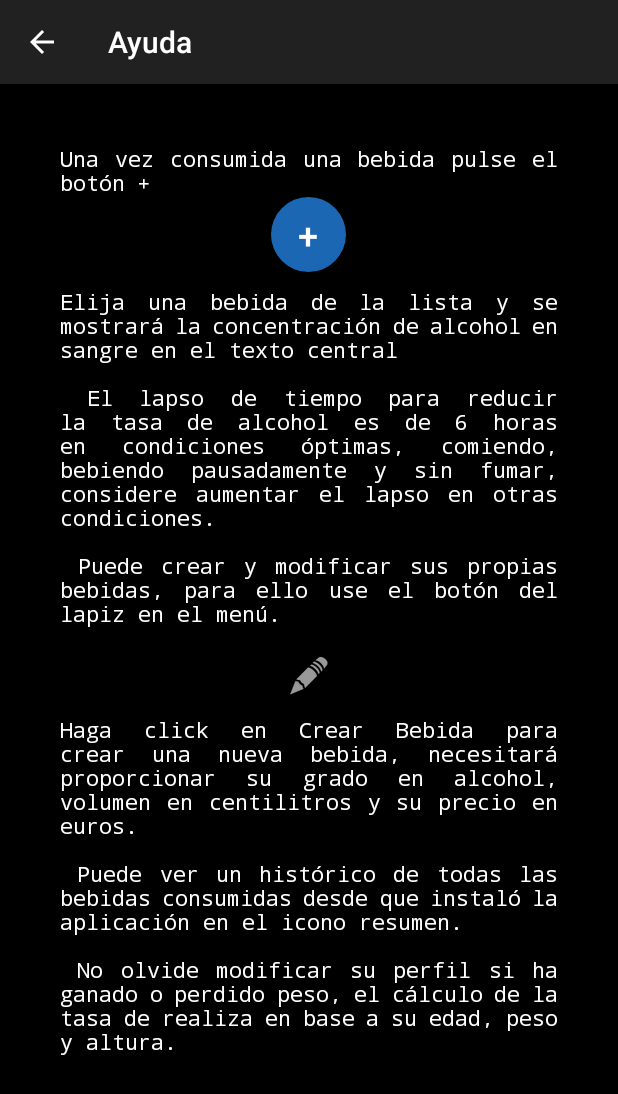
After one commit to Manolek1975/CuentaCopas, an Android app: the Help screen opened directly, with no data from a screen before it, on a phone screen of 412 x 824 dp. The commit adds this screen. Shown: the top 1094 px of the screen. Run offline under Robolectric (Android 15) with nearby library versions, the phone set to English and light mode, and no system bars.

Commit message:
Help layout

```diff
--- a/app/src/main/AndroidManifest.xml
+++ b/app/src/main/AndroidManifest.xml
@@ -54,6 +54,11 @@
             android:parentActivityName=".MainActivity"
             android:theme="@style/Theme.AppCompat.DayNight.DarkActionBar" />
 
+        <activity android:name=".Help"
+            android:label="@string/menu_help"
+            android:parentActivityName=".MainActivity"
+            android:theme="@style/Theme.AppCompat.DayNight.DarkActionBar" />
+
         <activity android:name=".Info"
             android:label="@string/menu_info"
             android:parentActivityName=".MainActivity"
--- /dev/null
+++ b/app/src/main/java/com/copas/Help.java
@@ -0,0 +1,15 @@
+package com.copas;
+
+import android.os.Bundle;
+
+import androidx.appcompat.app.AppCompatActivity;
+
+public class Help extends AppCompatActivity {
+
+    @Override
+    protected void onCreate(Bundle savedInstanceState) {
+        super.onCreate(savedInstanceState);
+        setContentView(R.layout.help);
+    }
+
+}
--- a/app/src/main/java/com/copas/TopMenu.java
+++ b/app/src/main/java/com/copas/TopMenu.java
@@ -27,6 +27,10 @@ public class TopMenu extends AppCompatActivity {
             runHistorico();
             return true;
         }
+        if (id == R.id.menu_help){
+            runHelp();
+            return true;
+        }
         if (id == R.id.menu_info){
             runInfo();
             return true;
@@ -49,6 +53,11 @@ public class TopMenu extends AppCompatActivity {
         context.startActivity(i);
     }
 
+    private void runHelp() {
+        Intent i =  new Intent(context, Help.class);
+        context.startActivity(i);
+    }
+
     private void runPerfil() {
         Intent i =  new Intent(context, PerfilActivity.class);
         context.startActivity(i);
--- /dev/null
+++ b/app/src/main/res/layout/help.xml
@@ -0,0 +1,69 @@
+<?xml version="1.0" encoding="utf-8"?>
+<androidx.constraintlayout.widget.ConstraintLayout xmlns:android="http://schemas.android.com/apk/res/android"
+    xmlns:app="http://schemas.android.com/apk/res-auto"
+    xmlns:tools="http://schemas.android.com/tools"
+    android:layout_width="match_parent"
+    android:layout_height="match_parent"
+    android:background="@color/black" >
+
+    <LinearLayout
+        android:layout_width="match_parent"
+        android:layout_height="match_parent"
+        android:orientation="vertical">
+
+        <TextView
+            android:id="@+id/textView"
+            android:layout_width="match_parent"
+            android:layout_height="wrap_content"
+            android:layout_marginHorizontal="40dp"
+            android:layout_marginTop="40dp"
+            android:justificationMode="inter_word"
+            android:text="@string/help"
+            android:textColor="@color/white"
+            android:typeface="monospace" />
+
+        <Button
+            android:id="@+id/addBtn"
+            android:layout_width="50dp"
+            android:layout_height="50dp"
+            android:layout_gravity="center_horizontal"
+
+            android:background="@drawable/roundedbutton"
+            android:onClick="addBebida"
+            android:text="@string/addButton"
+            android:textColor="@color/white"
+            android:textSize="24sp"
+            tools:ignore="TextContrastCheck" />
+
+        <TextView
+            android:id="@+id/textView2"
+            android:layout_width="match_parent"
+            android:layout_height="wrap_content"
+            android:layout_marginHorizontal="40dp"
+            android:layout_marginTop="10dp"
+            android:justificationMode="inter_word"
+            android:text="@string/help2"
+            android:textColor="@color/white"
+            android:typeface="monospace" />
+
+        <ImageView
+            android:id="@+id/imageView"
+            android:layout_width="match_parent"
+            android:layout_height="wrap_content"
+            app:srcCompat="@android:drawable/ic_menu_edit"
+            android:contentDescription="@string/help" />
+
+        <TextView
+            android:id="@+id/textView3"
+            android:layout_width="match_parent"
+            android:layout_height="wrap_content"
+            android:layout_marginHorizontal="40dp"
+            android:layout_marginTop="10dp"
+            android:justificationMode="inter_word"
+            android:text="@string/help3"
+            android:textColor="@color/white"
+            android:typeface="monospace" />
+
+
+    </LinearLayout>
+</androidx.constraintlayout.widget.ConstraintLayout>
--- a/app/src/main/res/menu/menu.xml
+++ b/app/src/main/res/menu/menu.xml
@@ -12,6 +12,9 @@
 
     <item android:id="@+id/menu_historico"
         android:title="@string/menu_historico" />
+
+    <item android:id="@+id/menu_help"
+        android:title="@string/menu_help" />
 
     <item android:id="@+id/menu_info"
         android:title="@string/menu_info" />
--- a/app/src/main/res/values/strings.xml
+++ b/app/src/main/res/values/strings.xml
@@ -15,6 +15,7 @@
     <string name="menu_modificarbebida">Modificar Bebida</string>
     <string name="menu_historico">Resumen</string>
     <string name="menu_info">Info</string>
+    <string name="menu_help">Ayuda</string>
 
     <string name="guardar_btn">Guardar</string>
     <string name="borrar_btn">Eliminar</string>
@@ -33,7 +34,7 @@
 
     <string name="crear_bebida">Crear Bebida</string>
     <string name="tasa">0</string>
-    <string name="gl">g/l</string>
+    <string name="gl">%</string>
     <string name="precio">0€</string>
     <string name="tiempo">Lapso: 6h</string>
     <string name="test">Test</string>
@@ -53,13 +54,26 @@
                         Versión 1.0\n +
                         Manuel Domínguez 2023\n</string>
 
+    <string name="help">Una vez consumida una bebida pulse el botón +</string>
+
+    <string name="help2">
+Elija una bebida de la lista y se mostrará la concentración de alcohol en sangre en el texto central\n\n
+El lapso de tiempo para reducir la tasa de alcohol es de 6 horas en condiciones óptimas, comiendo, bebiendo pausadamente y sin fumar, considere aumentar el lapso en otras condiciones.\n\n
+Puede crear y modificar sus propias bebidas, para ello use el botón del lapiz en el menú.\n
+    </string>
+
+    <string name="help3">
+Haga click en Crear Bebida para crear una nueva bebida, necesitará proporcionar su grado en alcohol, volumen en centilitros y su precio en euros.\n\n
+Puede ver un histórico de todas las bebidas consumidas desde que instaló la aplicación en el icono resumen.\n\n
+No olvide modificar su perfil si ha ganado o perdido peso, el cálculo de la tasa de realiza en base a su edad, peso y altura.
+    </string>
+
     <string name="cerveza">cerveza</string>
     <string name="vino">vino</string>
     <string name="vermut">vermut</string>
     <string name="licor">licor</string>
     <string name="brandy">brandy</string>
     <string name="combinado">combinado</string>
-
 
     <string-array name="name_array">
         <item>Cerveza</item>
```
Also changed, not shown: 1 other file.
